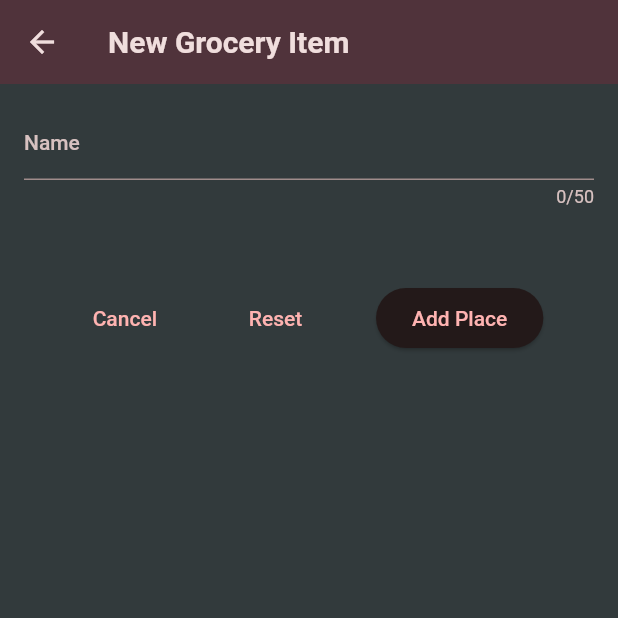
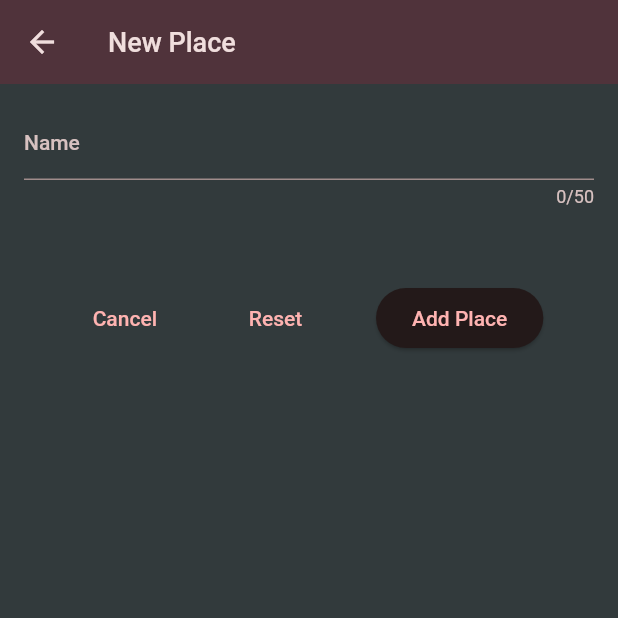
Before and after one commit to nadiahylary/favorite_places, a Flutter app: the screen it shows after launch, after a tap on the "add" icon, on a phone screen of 412 x 824 dp, the top half of it. Run offline on Flutter 3.47's test engine with Material 2 defaults, Android fonts, the phone set to English and light mode, and no system bars; our stand-ins replace flutter_riverpod, google_fonts.

Commit message:
added riverpod providers accross screens and widgets

```diff
--- a/lib/main.dart
+++ b/lib/main.dart
@@ -19,10 +19,12 @@ ThemeData darkTheme = ThemeData.dark().copyWith(
       fontWeight: FontWeight.bold,
     ),
     titleMedium: GoogleFonts.ubuntuCondensed(
-      fontWeight: FontWeight.bold,
+      fontWeight: FontWeight.w600,
+      fontSize: 16,
     ),
     titleLarge: GoogleFonts.ubuntuCondensed(
-      fontWeight: FontWeight.bold,
+      fontWeight: FontWeight.w500,
+      fontSize: 18,
     ),
   ),
 );
@@ -38,12 +40,15 @@ ThemeData lightTheme = ThemeData.dark().copyWith(
   textTheme: GoogleFonts.ubuntuCondensedTextTheme().copyWith(
     titleSmall: GoogleFonts.ubuntuCondensed(
       fontWeight: FontWeight.bold,
+      fontSize: 16,
     ),
     titleMedium: GoogleFonts.ubuntuCondensed(
       fontWeight: FontWeight.bold,
+      fontSize: 18
     ),
     titleLarge: GoogleFonts.ubuntuCondensed(
       fontWeight: FontWeight.bold,
+      fontSize: 20,
     ),
   ),
 );
--- a/lib/models/place.dart
+++ b/lib/models/place.dart
@@ -1,12 +1,13 @@
 import 'package:uuid/uuid.dart';
+
+const uuid = Uuid();
 
 class Place{
   final String id;
   final String name;
 
   Place({
-    required this.id,
     required this.name,
-  });
+  }):id = uuid.v4();
 
 }
--- a/lib/places_provider.dart
+++ b/lib/places_provider.dart
@@ -3,10 +3,10 @@ import 'models/place.dart';
 
 class PlacesNotifier extends StateNotifier<List<Place>>{
   PlacesNotifier(): super(
-      []
+     []
   );
 
-  bool toggleMealFavoriteStatus(Place place){
+  /*bool addPlaceToPlaces(Place place){
     final contains = state.contains(place);
     if(contains){
       state = state.where((element) => element.id != place.id).toList();
@@ -17,6 +17,10 @@ class PlacesNotifier extends StateNotifier<List<Place>>{
       return true;
     }
 
+  }*/
+
+  void addPlace(Place place){
+    state = [...state, place];
   }
 
 }
--- a/lib/screens/new_place.dart
+++ b/lib/screens/new_place.dart
@@ -1,4 +1,3 @@
-import 'dart:convert';
 import 'package:flutter/material.dart';
 import '../models/place.dart';
 
@@ -18,9 +17,7 @@ class _NewPlaceScreenState extends State<NewPlaceScreen> {
     if(_formKey.currentState!.validate()){
       _formKey.currentState!.save();
         Place newPlace = Place(
-          id: DateTime.now().toString(),
           name: _enteredName,
-
         );
         Navigator.of(context).pop(
             newPlace
@@ -32,7 +29,7 @@ class _NewPlaceScreenState extends State<NewPlaceScreen> {
   Widget build(BuildContext context) {
     return Scaffold(
       appBar: AppBar(
-        title: const Text("New Grocery Item"),
+        title: const Text("New Place"),
       ),
       body: Padding(
         padding: const EdgeInsets.all(8),
@@ -46,6 +43,7 @@ class _NewPlaceScreenState extends State<NewPlaceScreen> {
                     maxLength: 50,
                     decoration: const InputDecoration(
                       label: Text("Name"),
+                      //labelText: "Name",
                     ),
                     validator: (value){
                       if(value == null || value.isEmpty || value.trim().length <= 1 || value.trim().length > 50){
--- a/lib/screens/places_screen.dart
+++ b/lib/screens/places_screen.dart
@@ -37,6 +37,7 @@ class _PlacesScreenState extends ConsumerState<PlacesScreen> {
         margin: const EdgeInsets.all(10),
         child: const Column(
           crossAxisAlignment: CrossAxisAlignment.center,
+          mainAxisAlignment: MainAxisAlignment.center,
           children: <Widget>[
             Text(
               "You have no saved places yet.",
```
Also changed, not shown: lib/widgets/places_list.dart (+17 -4 lines).
